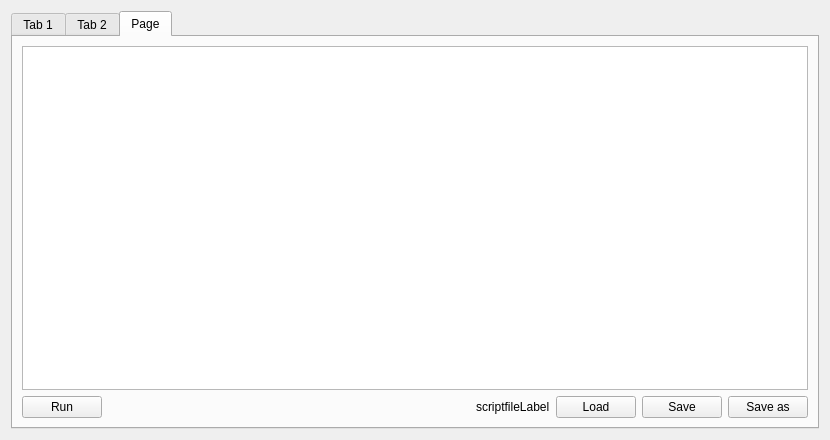
This is scripteditor.ui in insilmaril/vym as Qt 5 draws it before an edit. The edited form follows.
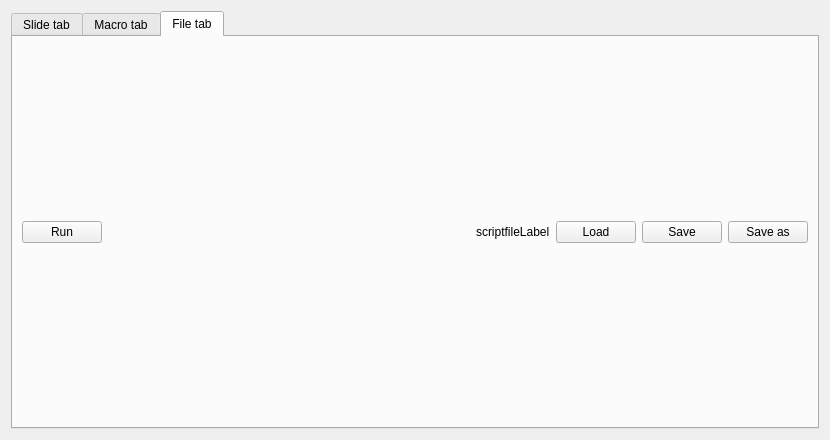
This is the edited form. The open tabs and pages were chosen to show the change.

Commit message: Feature: Add line numbers to all script editors

What changed in the file:
```diff
--- a/scripteditor.ui
+++ b/scripteditor.ui
@@ -29,19 +29,18 @@
       </size>
      </property>
      <property name="currentIndex">
-      <number>2</number>
+      <number>0</number>
      </property>
      <widget class="QWidget" name="slideTab">
       <property name="accessibleDescription">
        <string/>
       </property>
       <attribute name="title">
-       <string>Tab 1</string>
+       <string>Slide tab</string>
       </attribute>
       <layout class="QVBoxLayout" name="verticalLayout_4">
        <item>
-        <widget class="QTextEdit" name="slideEditor"/>
-       </item>
+        <layout class="QVBoxLayout" name="slideVerticalLayout">
        <item>
         <layout class="QHBoxLayout" name="horizontalLayout_4">
          <item>
@@ -79,8 +78,7 @@
          </item>
         </layout>
        </item>
-       <item>
-        <layout class="QHBoxLayout" name="horizontalLayout_3"/>
+        </layout>
        </item>
       </layout>
      </widget>
@@ -89,12 +87,11 @@
        <bool>true</bool>
       </property>
       <attribute name="title">
-       <string>Tab 2</string>
+       <string>Macro tab</string>
       </attribute>
       <layout class="QVBoxLayout" name="verticalLayout_3">
        <item>
-        <widget class="QTextEdit" name="macroEditor"/>
-       </item>
+        <layout class="QVBoxLayout" name="macroVerticalLayout">
        <item>
         <layout class="QHBoxLayout" name="horizontalLayout_2">
          <item>
@@ -141,27 +138,18 @@
         </layout>
        </item>
       </layout>
+       </item>
+      </layout>
      </widget>
      <widget class="QWidget" name="fileTab">
       <attribute name="title">
-       <string>Page</string>
+       <string>File tab</string>
       </attribute>
       <layout class="QVBoxLayout" name="verticalLayout">
        <item>
-        <layout class="QVBoxLayout" name="verticalLayout_5"/>
-       </item>
+        <layout class="QVBoxLayout" name="fileVerticalLayout">
        <item>
-        <widget class="QTextEdit" name="fileEditor">
-         <property name="sizePolicy">
-          <sizepolicy hsizetype="MinimumExpanding" vsizetype="MinimumExpanding">
-           <horstretch>0</horstretch>
-           <verstretch>0</verstretch>
-          </sizepolicy>
-         </property>
-        </widget>
-       </item>
-       <item>
-        <layout class="QHBoxLayout" name="horizontalLayout">
+          <layout class="QHBoxLayout" name="fileButtonLayout">
          <item>
           <widget class="QPushButton" name="fileRunButton">
            <property name="text">
@@ -209,6 +197,8 @@
             <string>Save as</string>
            </property>
           </widget>
+           </item>
+          </layout>
          </item>
         </layout>
        </item>
```
Lines whose indentation alone changed are shown as unchanged. The commit also changes 2 other files.
